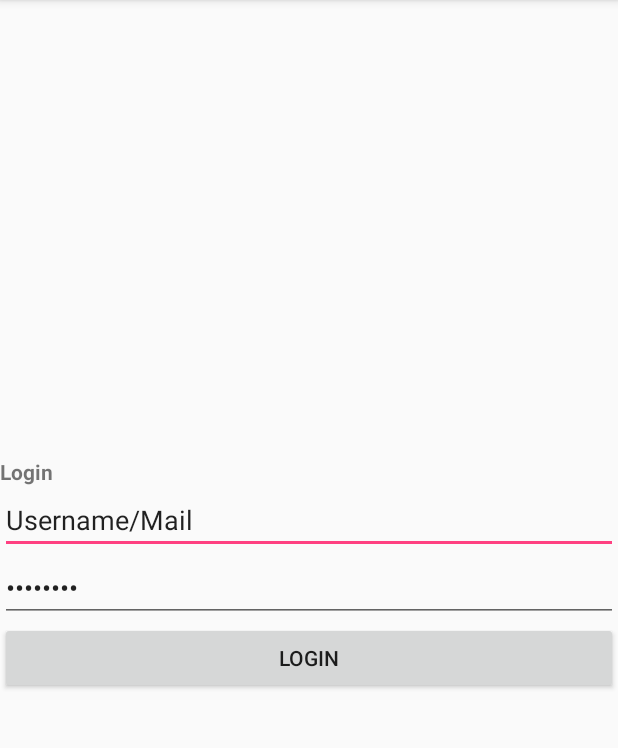
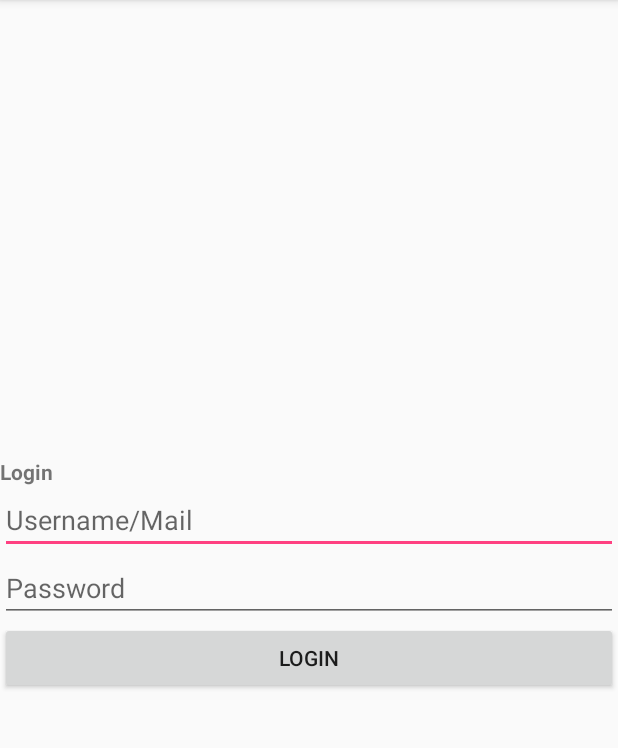
Before and after one commit to MDPA-2017-Android/day-6, an Android app: the screen it shows after launch (LoginActivity), on a phone screen of 412 x 824 dp, the part 84-832 px from its top. Run offline under Robolectric (Android 15) with nearby library versions, the phone set to English and light mode, and no system bars; libraries missing offline, so code that uses them is left out: toothpick.config; 5 statements that could not run were skipped.

```diff
--- a/app/src/main/java/com/lasalle/mdpa/busybudgeter/view/LoginActivity.java
+++ b/app/src/main/java/com/lasalle/mdpa/busybudgeter/view/LoginActivity.java
@@ -50,7 +50,7 @@ public class LoginActivity extends AppCompatActivity {
             userLoginViewModel.OnLoginUser(usernameEditText.getText().toString(), passwordEditText.getText().toString());
         }
         catch (IllegalArgumentException e) {
-            Toast.makeText(this, R.string.login_empty, Toast.LENGTH_SHORT);
+            Toast.makeText(this, R.string.login_empty, Toast.LENGTH_SHORT).show();
         }
     }
 }
--- a/app/src/main/res/layout/activity_login.xml
+++ b/app/src/main/res/layout/activity_login.xml
@@ -25,7 +25,7 @@
             android:layout_height="wrap_content"
             android:ems="10"
             android:inputType="textPersonName"
-            android:text="Username/Mail" />
+            android:hint="Username/Mail" />
 
         <EditText
             android:id="@+id/password"
@@ -33,7 +33,7 @@
             android:layout_height="wrap_content"
             android:ems="10"
             android:inputType="textPassword"
-            android:text="Password" />
+            android:hint="Password" />
 
         <Button
             android:id="@+id/login_button"
```
